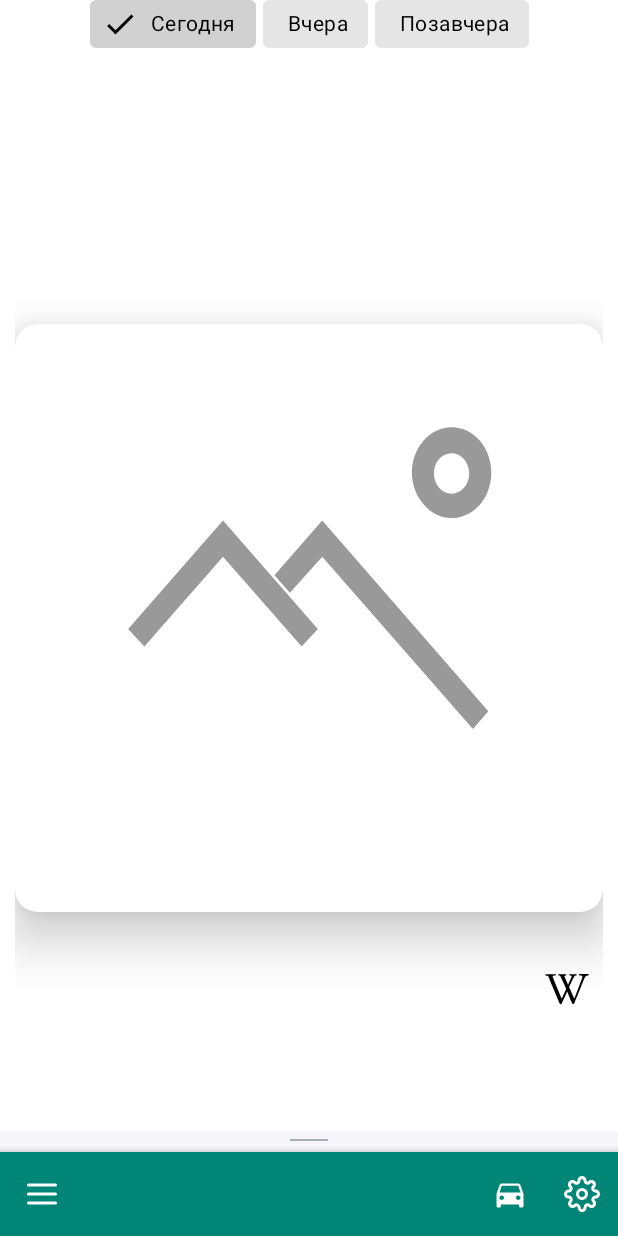
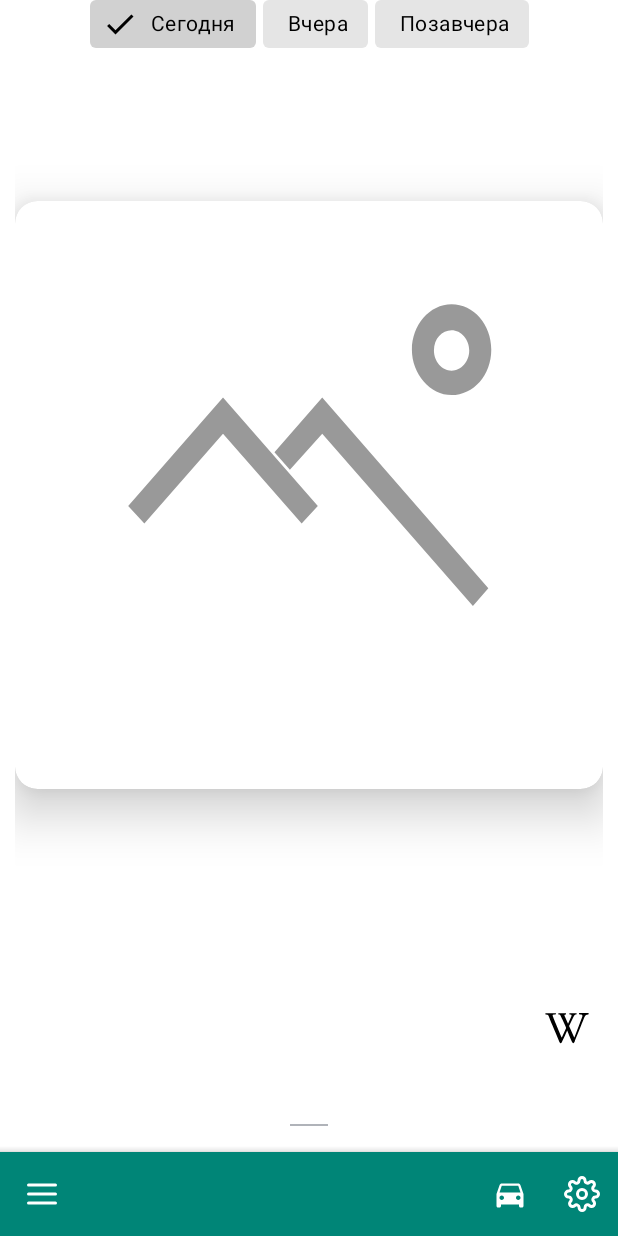
Before and after one commit to iBekas/MarsLandscapes, an Android app: the screen it shows after launch (MainActivity), on a phone screen of 412 x 824 dp. Run offline under Robolectric (Android 15) with nearby library versions, the phone set to English and light mode, and no system bars; libraries missing offline, so code that uses them is left out: coil.api.load; pictures from the network do not load.

Commit message:
Визуальные правки, добавил Guidelines, теперь что-то более-менее симпатичное

```diff
--- a/app/src/main/res/layout/bottom_sheet_layout.xml
+++ b/app/src/main/res/layout/bottom_sheet_layout.xml
@@ -5,9 +5,9 @@
     android:id="@+id/bottom_sheet_container"
     android:layout_width="match_parent"
     android:layout_height="match_parent"
-    android:background="#f6f6fa"
+    android:background="?colorOnPrimary"
     app:behavior_hideable="true"
-    app:behavior_peekHeight="70dp"
+    app:behavior_peekHeight="80dp"
     android:visibility="visible"
     tools:visibility="visible"
     app:layout_behavior="com.google.android.material.bottomsheet.BottomSheetBehavior">
--- a/app/src/main/res/layout/picture_of_the_day_start_fragment.xml
+++ b/app/src/main/res/layout/picture_of_the_day_start_fragment.xml
@@ -13,6 +13,27 @@
         android:paddingStart="@dimen/padding_medium"
         android:paddingEnd="@dimen/padding_medium"
         app:layoutDescription="@xml/motion_scene">
+
+        <androidx.constraintlayout.widget.Guideline
+            android:id="@+id/guidelineTop"
+            android:layout_width="wrap_content"
+            android:layout_height="wrap_content"
+            android:orientation="horizontal"
+            app:layout_constraintGuide_percent="0.1" />
+
+        <androidx.constraintlayout.widget.Guideline
+            android:id="@+id/guidelineMedium"
+            android:layout_width="wrap_content"
+            android:layout_height="wrap_content"
+            android:orientation="horizontal"
+            app:layout_constraintGuide_percent="0.7" />
+
+        <androidx.constraintlayout.widget.Guideline
+            android:id="@+id/guidelineBottom"
+            android:layout_width="wrap_content"
+            android:layout_height="wrap_content"
+            android:orientation="horizontal"
+            app:layout_constraintGuide_percent="0.8" />
 
         <com.google.android.material.chip.ChipGroup
             android:id="@+id/chipGroup"
@@ -58,10 +79,10 @@
             android:layout_width="match_parent"
             android:layout_height="wrap_content"
             android:layout_gravity="center"
-            app:layout_constraintBottom_toBottomOf="parent"
+            app:layout_constraintBottom_toBottomOf="@id/guidelineMedium"
             app:layout_constraintEnd_toEndOf="parent"
             app:layout_constraintStart_toStartOf="parent"
-            app:layout_constraintTop_toTopOf="parent">
+            app:layout_constraintTop_toTopOf="@id/guidelineTop">
 
             <space.picture.marslandscapes.util.EquilateralImageView
                 android:id="@+id/image_view"
@@ -92,7 +113,7 @@
             app:helperText="@string/wiki_helper_text"
             app:layout_constraintBottom_toBottomOf="parent"
             app:layout_constraintStart_toEndOf="parent"
-            app:layout_constraintTop_toBottomOf="@id/cardView">
+            app:layout_constraintTop_toBottomOf="@id/guidelineBottom">
 
             <com.google.android.material.textfield.TextInputEditText
                 android:id="@+id/input_edit_text"
```
Also changed, not shown: app/src/main/res/layout/picture_of_the_day_end_fragment.xml (+24 -5 lines).
